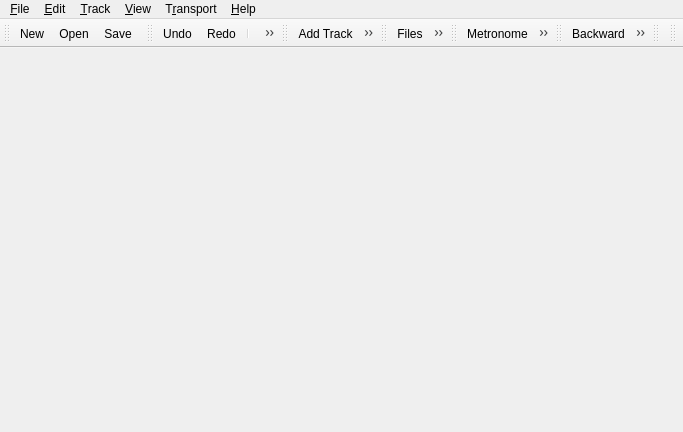
Before: the Qt Designer form src/qtractorMainForm.ui in rncbc/qtractor, drawn with Qt 5.
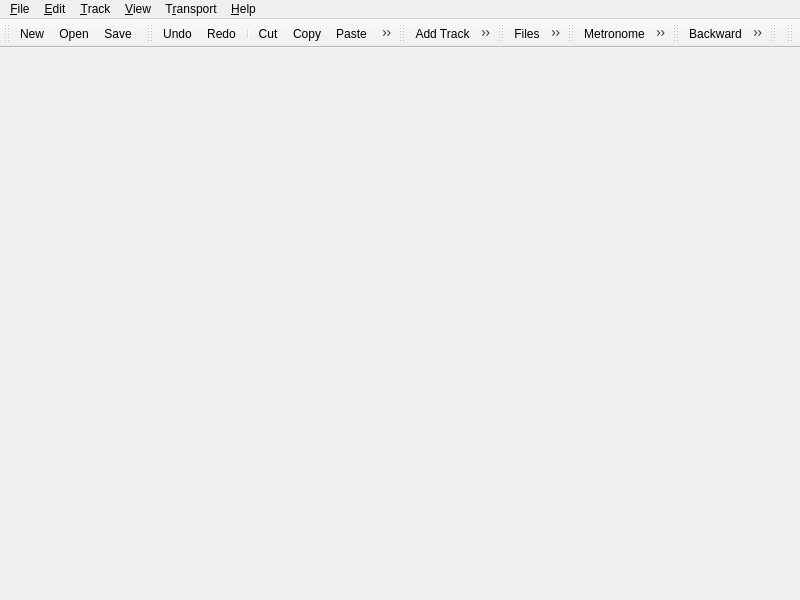
After: the same form once the commit is applied. Icons and pictures are not drawn.

```diff
--- a/src/qtractorMainForm.ui
+++ b/src/qtractorMainForm.ui
@@ -25,14 +25,14 @@
    <rect>
     <x>0</x>
     <y>0</y>
-    <width>683</width>
-    <height>432</height>
+    <width>800</width>
+    <height>600</height>
    </rect>
   </property>
   <property name="minimumSize" >
    <size>
-    <width>21</width>
-    <height>284</height>
+    <width>320</width>
+    <height>240</height>
    </size>
   </property>
   <property name="acceptDrops" >
```
